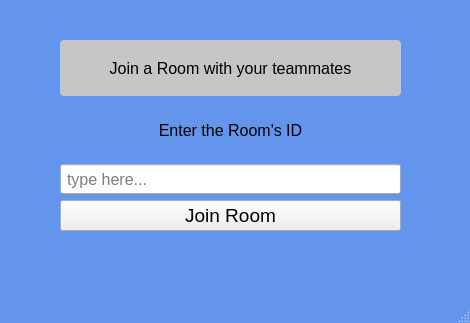
Above: join_room.ui from amxnese/DevCollab before the change. Below: the same form after it.
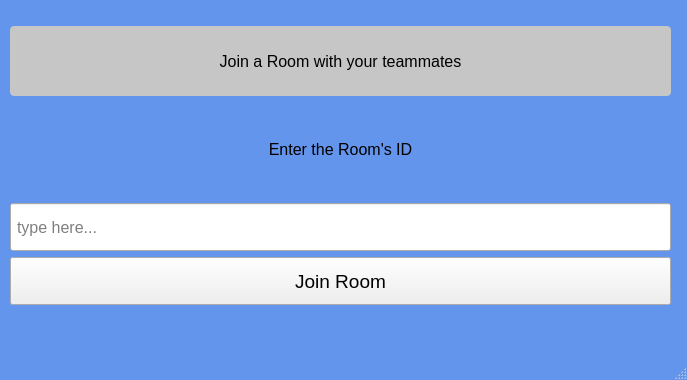
That is the form after the change.

Patch:
```diff
--- a/join_room.ui
+++ b/join_room.ui
@@ -6,8 +6,8 @@
    <rect>
     <x>0</x>
     <y>0</y>
-    <width>470</width>
-    <height>323</height>
+    <width>687</width>
+    <height>380</height>
    </rect>
   </property>
   <property name="windowTitle">
@@ -22,15 +22,21 @@
    <widget class="QWidget" name="layoutWidget">
     <property name="geometry">
      <rect>
-      <x>60</x>
-      <y>40</y>
-      <width>341</width>
-      <height>191</height>
+      <x>10</x>
+      <y>10</y>
+      <width>661</width>
+      <height>311</height>
      </rect>
     </property>
     <layout class="QVBoxLayout" name="Layout">
      <item>
       <widget class="QLabel" name="main_label">
+       <property name="maximumSize">
+        <size>
+         <width>16777215</width>
+         <height>70</height>
+        </size>
+       </property>
        <property name="font">
         <font>
          <pointsize>12</pointsize>
@@ -52,6 +58,12 @@
      </item>
      <item>
       <widget class="QLabel" name="id_label">
+       <property name="maximumSize">
+        <size>
+         <width>16777215</width>
+         <height>63</height>
+        </size>
+       </property>
        <property name="font">
         <font>
          <pointsize>12</pointsize>
@@ -75,7 +87,7 @@
          <property name="minimumSize">
           <size>
            <width>0</width>
-           <height>30</height>
+           <height>48</height>
           </size>
          </property>
          <property name="font">
@@ -110,6 +122,12 @@
        </item>
        <item>
         <widget class="QPushButton" name="JoinButton">
+         <property name="minimumSize">
+          <size>
+           <width>0</width>
+           <height>48</height>
+          </size>
+         </property>
          <property name="font">
           <font>
            <pointsize>14</pointsize>
```
Left out of the diff: 5 changed lines with no effect on the pictures.
